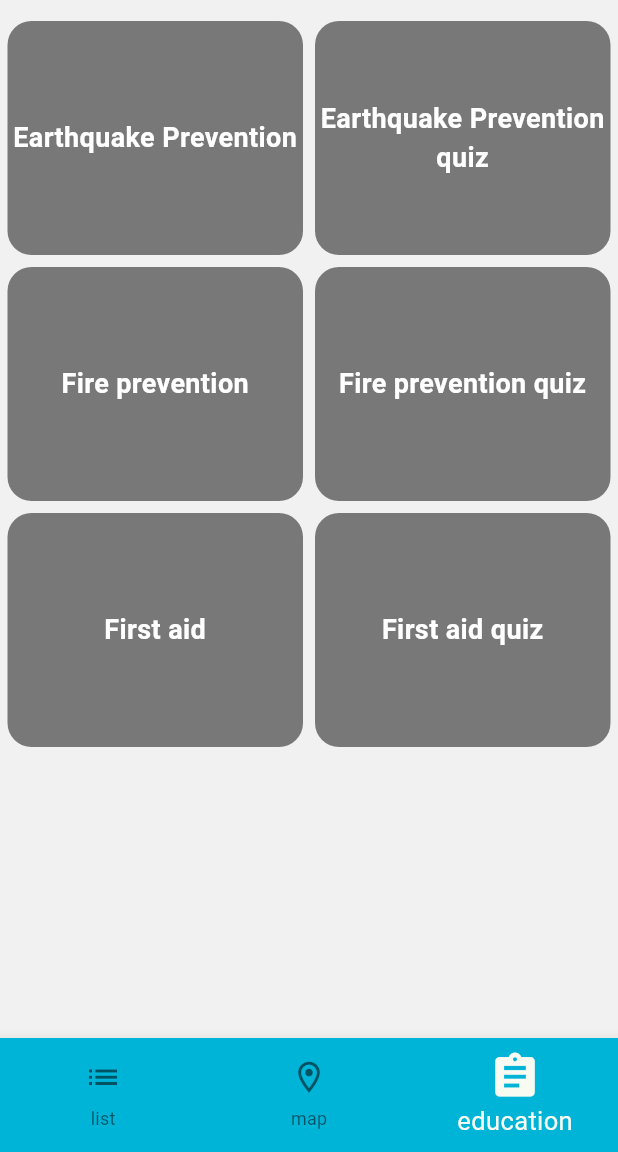
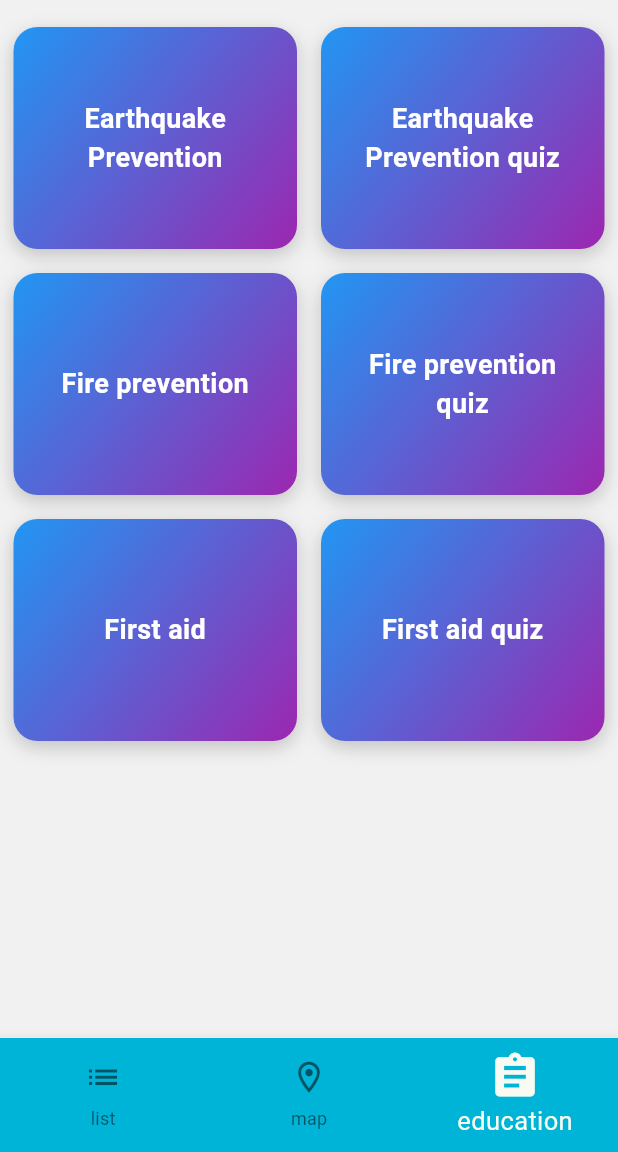
Before and after one commit to yazanhajjar/earthquake2, a Flutter app: the screen it shows after launch, item 3 of the bottom bar chosen, on a phone screen of 412 x 824 dp, the part 84-1236 px from its top. Run offline on Flutter 3.47's test engine with Material 3 defaults, Android fonts, the phone set to English and light mode, and no system bars; our stand-ins replace firebase_core, firebase_messaging, flutter_riverpod, geolocator, google_maps_flutter, sensors_plus and 1 more; accounts and stored records are empty; network calls fail.

Commit message:
small edits

```diff
--- a/lib/education_screen.dart
+++ b/lib/education_screen.dart
@@ -1,4 +1,5 @@
 import 'package:earthquake_protection/providers/language.dart';
+import 'package:earthquake_protection/providers/light.dart';
 import 'package:earthquake_protection/providers/textsize.dart';
 import 'package:earthquake_protection/screens/earthquake_education.dart';
 import 'package:earthquake_protection/screens/earthquakequiz.dart';
@@ -13,22 +14,25 @@
   const EducationScreen({super.key});
 
   @override
-  Widget build(BuildContext context,WidgetRef ref)  {
-    Map thetext=ref.watch(languageProvider);
+  Widget build(BuildContext context, WidgetRef ref) {
+    Map thetext = ref.watch(languageProvider);
     return Container(
       margin: const EdgeInsets.fromLTRB(1, 10, 1, 10),
       child: GridView(
         gridDelegate: const SliverGridDelegateWithFixedCrossAxisCount(
             crossAxisCount: 2, childAspectRatio: 2.5 / 2),
-        children:  [
+        children: [
           MyContainer(
             title: thetext['Earthquake Prevention'],
             screen: EarthquakeEducation(),
           ),
           MyContainer(
-              title: thetext['Earthquake Prevention quiz'], screen: Earthquakequiz()),
-          MyContainer(title: thetext['Fire prevention'], screen: FireEducation()),
-          MyContainer(title: thetext['Fire prevention quiz'], screen: Firequiz()),
+              title: thetext['Earthquake Prevention quiz'],
+              screen: Earthquakequiz()),
+          MyContainer(
+              title: thetext['Fire prevention'], screen: FireEducation()),
+          MyContainer(
+              title: thetext['Fire prevention quiz'], screen: Firequiz()),
           MyContainer(title: thetext['First aid'], screen: Medicaleducation()),
           MyContainer(title: thetext['First aid quiz'], screen: Medicalquiz())
         ],
@@ -43,8 +47,9 @@
   final Widget screen;
 
   @override
-  Widget build(BuildContext context,WidgetRef ref) {
-        int size=ref.watch(textsizeProvider);
+  Widget build(BuildContext context, WidgetRef ref) {
+    int size = ref.watch(textsizeProvider);
+    bool mode = ref.watch(lightProvider);
 
     return InkWell(
       onTap: () {
@@ -53,17 +58,34 @@
       child: Container(
         decoration: BoxDecoration(
           borderRadius: BorderRadius.circular(16),
-          color: Colors.black.withValues(alpha: 0.5),
+          gradient: LinearGradient(
+            colors: mode
+                ? [Colors.blueGrey, Colors.grey]
+                : [Colors.blue, Colors.purple],
+            begin: Alignment.topLeft,
+            end: Alignment.bottomRight,
+          ),
+          boxShadow: [
+            BoxShadow(
+              color: Colors.black.withAlpha(50),
+              blurRadius: 10,
+              offset: Offset(0, 4),
+            ),
+          ],
         ),
-        margin: const EdgeInsets.all(4),
+        margin: const EdgeInsets.all(8),
         child: Center(
-          child: Text(
-            title,
-            style:  TextStyle(
-              color: Colors.white,
-              fontWeight: FontWeight.bold,
-              fontSize: 18+size.toDouble(),
-            ),textAlign: TextAlign.center,
+          child: Padding(
+            padding: const EdgeInsets.all(16.0),
+            child: Text(
+              title,
+              style: TextStyle(
+                color: Colors.white,
+                fontWeight: FontWeight.bold,
+                fontSize: 18 + size.toDouble(),
+              ),
+              textAlign: TextAlign.center,
+            ),
           ),
         ),
       ),
--- a/lib/screens/login.dart
+++ b/lib/screens/login.dart
@@ -32,6 +32,7 @@
         },
         body: jsonEncode(<String, String>{
           'token': token,
+          'intensity':'1'
         }),
       );
 
@@ -59,7 +60,7 @@
         Uri.https('osama-un0e.onrender.com', 'api/user/login'),
         headers: {'Content-Type': 'application/json'},
         body: json.encode({
-          'Email': useremail,
+          'email': useremail,
           'password': userpassword.hashCode.toString(),
         }),
       );
@@ -91,11 +92,11 @@
     try {
       http.Response respon = await http.post(
         Uri.https('osama-un0e.onrender.com', 'api/user/register'),
-        headers: {'Content-Type': 'application/json'},
+        headers: <String,String>{'Content-Type': 'application/json'},
         body: json.encode({
-          'Email': useremail,
+          'username': username,
+          'email': useremail,
           'password': userpassword.hashCode.toString(),
-          'Name': username
         }),
       );
 
```
